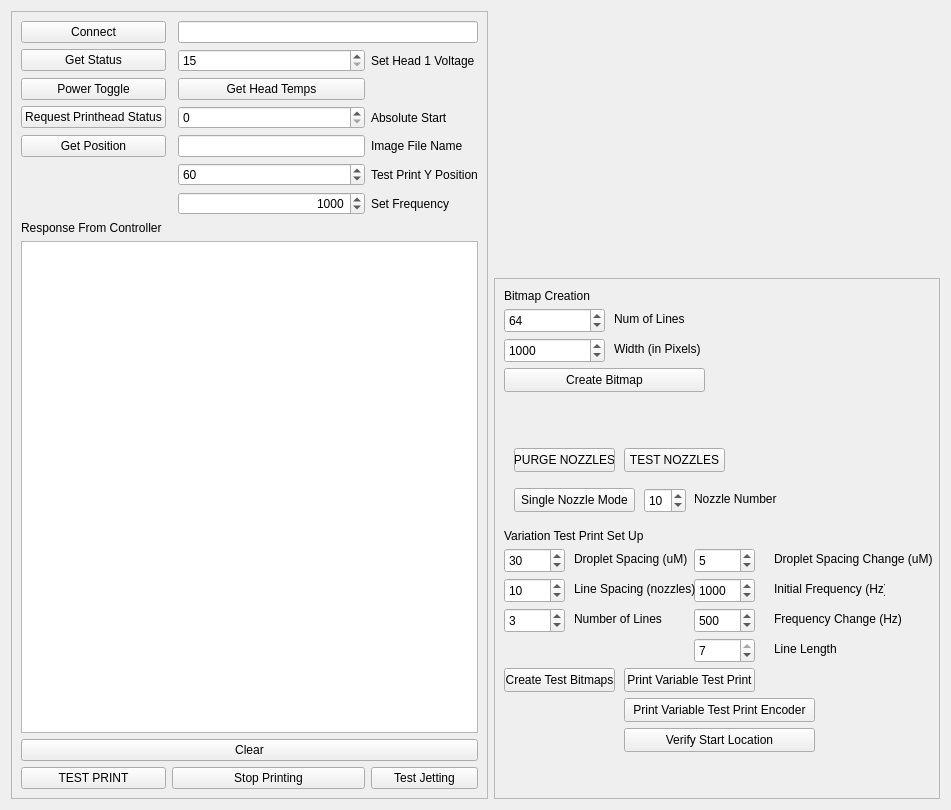
This is src/ui/mjprintheadwidget.ui in BYUCreateResearchLab/CREATE_LAB_Binder_Jet_Printer as Qt 5 draws it before an edit. The edited form follows.
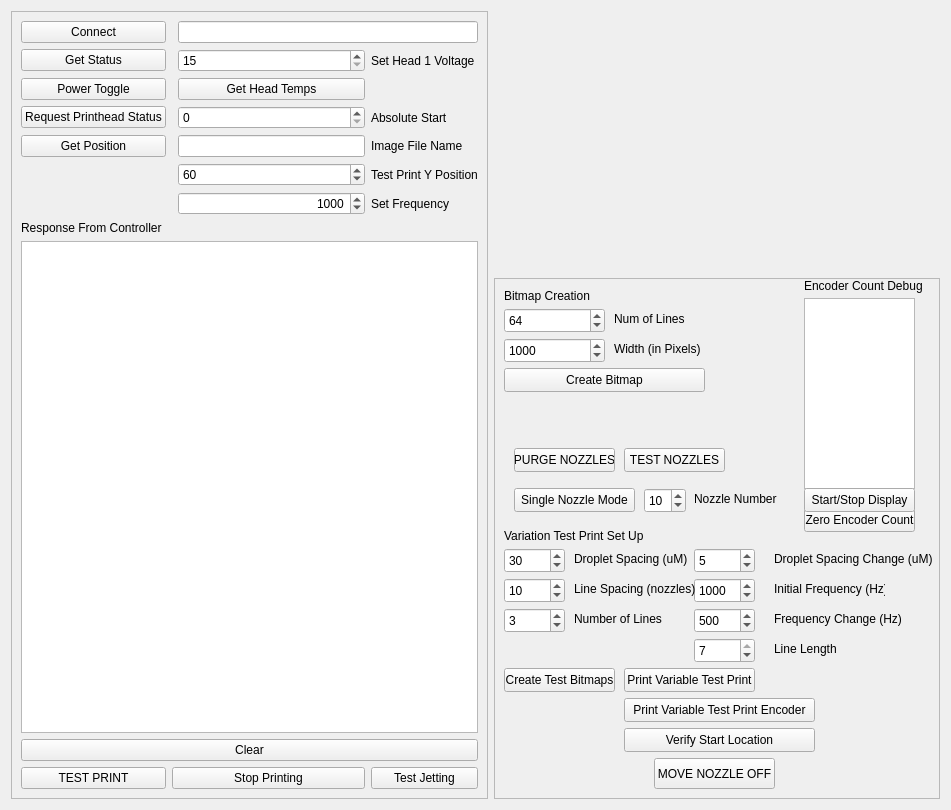
This is the edited form.

Commit message:
Verification of print start stop and speed
The multinozzle now can start printing at the correct place and the correct velocity. A list of next steps was made. Many debugging features were added.

Patch:
```diff
--- a/src/ui/mjprintheadwidget.ui
+++ b/src/ui/mjprintheadwidget.ui
@@ -228,6 +228,11 @@
    </item>
    <item row="6" column="1" rowspan="2">
     <widget class="QFrame" name="frame_2">
+     <property name="font">
+      <font>
+       <pointsize>9</pointsize>
+      </font>
+     </property>
      <property name="frameShape">
       <enum>QFrame::Shape::StyledPanel</enum>
      </property>
@@ -684,6 +689,82 @@
        <string>Verify Start Location</string>
       </property>
      </widget>
+     <widget class="QPlainTextEdit" name="responseTextEdit_2">
+      <property name="geometry">
+       <rect>
+        <x>310</x>
+        <y>20</y>
+        <width>111</width>
+        <height>191</height>
+       </rect>
+      </property>
+      <property name="font">
+       <font>
+        <pointsize>11</pointsize>
+       </font>
+      </property>
+      <property name="acceptDrops">
+       <bool>false</bool>
+      </property>
+      <property name="undoRedoEnabled">
+       <bool>false</bool>
+      </property>
+      <property name="textInteractionFlags">
+       <set>Qt::TextInteractionFlag::TextSelectableByKeyboard|Qt::TextInteractionFlag::TextSelectableByMouse</set>
+      </property>
+     </widget>
+     <widget class="QLabel" name="label_13">
+      <property name="geometry">
+       <rect>
+        <x>310</x>
+        <y>0</y>
+        <width>121</width>
+        <height>16</height>
+       </rect>
+      </property>
+      <property name="text">
+       <string>Encoder Count Debug</string>
+      </property>
+     </widget>
+     <widget class="QPushButton" name="zeroEncoder">
+      <property name="geometry">
+       <rect>
+        <x>310</x>
+        <y>230</y>
+        <width>111</width>
+        <height>24</height>
+       </rect>
+      </property>
+      <property name="text">
+       <string>Zero Encoder Count</string>
+      </property>
+     </widget>
+     <widget class="QPushButton" name="startStopDisplay">
+      <property name="geometry">
+       <rect>
+        <x>310</x>
+        <y>210</y>
+        <width>111</width>
+        <height>24</height>
+       </rect>
+      </property>
+      <property name="text">
+       <string>Start/Stop Display</string>
+      </property>
+     </widget>
+     <widget class="QPushButton" name="moveNozzle">
+      <property name="geometry">
+       <rect>
+        <x>160</x>
+        <y>480</y>
+        <width>121</width>
+        <height>31</height>
+       </rect>
+      </property>
+      <property name="text">
+       <string>MOVE NOZZLE OFF</string>
+      </property>
+     </widget>
     </widget>
    </item>
   </layout>
```
The commit also changes 5 other files.
